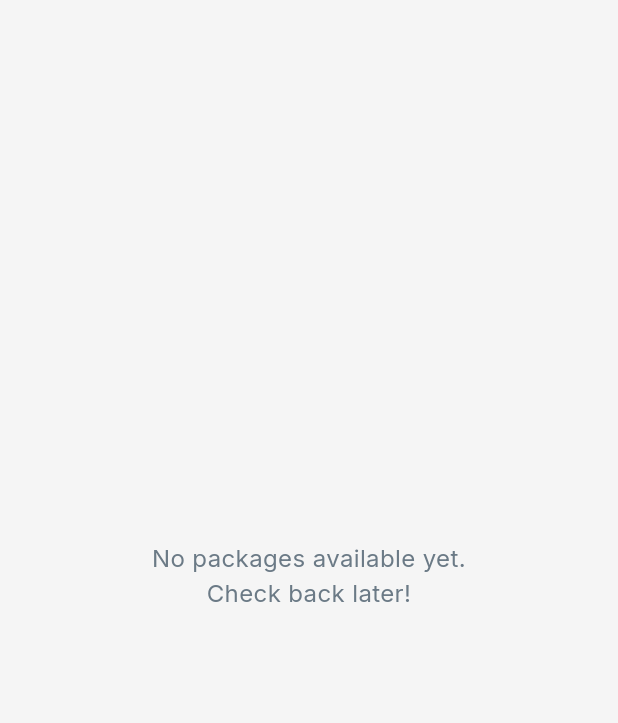
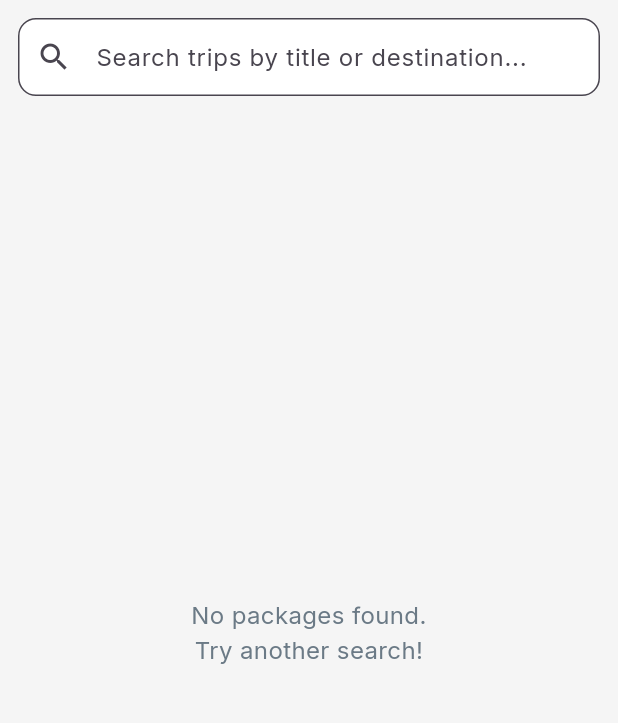
Before and after one commit to DeepPrajapati1580/tripmate, a Flutter app: the CustomerHome screen opened directly, on a phone screen of 412 x 824 dp, the part 84-807 px from its top. Run offline on Flutter 3.47's test engine with Material 3 defaults, Android fonts, the phone set to English and light mode, and no system bars; our stand-ins replace cloud_firestore, cloud_functions, firebase_auth, firebase_core, google_fonts; missing offline and left inert: razorpay_flutter; accounts and stored records are empty.

Commit message:
trip selection UI fixed

```diff
--- a/TRIPMATE/lib/models/trip_package.dart
+++ b/TRIPMATE/lib/models/trip_package.dart
@@ -10,7 +10,8 @@ class TripPackage {
   final DateTime endDate;
   final int price;          // store in INR as integer
   final int capacity;
-  final int bookedSeats;
+  final int bookedSeats;    // total count
+  final List<int> bookedSeatsList; // ✅ seat numbers
   final String createdBy;   // uid of agent
   final DateTime createdAt; // server time when created
   final String? imageUrl;
@@ -25,6 +26,7 @@ class TripPackage {
     required this.price,
     required this.capacity,
     required this.bookedSeats,
+    required this.bookedSeatsList, // ✅ new
     required this.createdBy,
     required this.createdAt,
     this.imageUrl,
@@ -42,6 +44,10 @@ class TripPackage {
       price: (d['price'] as num?)?.toInt() ?? 0,
       capacity: (d['capacity'] as num?)?.toInt() ?? 0,
       bookedSeats: (d['bookedSeats'] as num?)?.toInt() ?? 0,
+      bookedSeatsList: (d['bookedSeatsList'] as List?)
+          ?.map((e) => (e as num).toInt())
+          .toList() ??
+          [], // ✅ handle null safely
       createdBy: d['createdBy'] ?? '',
       createdAt: (d['createdAt'] as Timestamp?)?.toDate() ??
           DateTime.fromMillisecondsSinceEpoch(0),
@@ -59,6 +65,7 @@ class TripPackage {
       'price': price,
       'capacity': capacity,
       'bookedSeats': bookedSeats,
+      'bookedSeatsList': bookedSeatsList, // ✅ save list too
       'createdBy': createdBy,
       'createdAt': Timestamp.fromDate(createdAt),
       'imageUrl': imageUrl,
--- a/TRIPMATE/lib/screens/customer_home.dart
+++ b/TRIPMATE/lib/screens/customer_home.dart
@@ -4,9 +4,17 @@ import 'package:firebase_auth/firebase_auth.dart';
 import '../models/trip_package.dart';
 import '../services/trip_service.dart';
 import '../widgets/trip_card.dart';
+import 'trip_details_page.dart';
 
-class CustomerHome extends StatelessWidget {
+class CustomerHome extends StatefulWidget {
   const CustomerHome({super.key});
+
+  @override
+  State<CustomerHome> createState() => _CustomerHomeState();
+}
+
+class _CustomerHomeState extends State<CustomerHome> {
+  String _searchQuery = '';
 
   @override
   Widget build(BuildContext context) {
@@ -21,14 +29,35 @@ class CustomerHome extends StatelessWidget {
             icon: const Icon(Icons.logout),
             onPressed: () async {
               await FirebaseAuth.instance.signOut();
-              if (context.mounted) {
+              if (mounted) {
                 Navigator.of(context).pushReplacementNamed('/login');
               }
             },
           ),
         ],
       ),
-      body: StreamBuilder<List<TripPackage>>(
+      body: Column(
+        children: [
+          // 🔍 Search bar
+          Padding(
+            padding: const EdgeInsets.all(12.0),
+            child: TextField(
+              decoration: InputDecoration(
+                hintText: "Search trips by title or destination...",
+                prefixIcon: const Icon(Icons.search),
+                border: OutlineInputBorder(
+                  borderRadius: BorderRadius.circular(12),
+                ),
+              ),
+              onChanged: (value) {
+                setState(() => _searchQuery = value.toLowerCase());
+              },
+            ),
+          ),
+
+          // 🔹 StreamBuilder for trips
+          Expanded(
+            child: StreamBuilder<List<TripPackage>>(
               stream: TripService.streamAll(onlyUpcoming: true),
               builder: (_, snap) {
                 if (snap.connectionState == ConnectionState.waiting) {
@@ -47,11 +76,20 @@ class CustomerHome extends StatelessWidget {
                   );
                 }
 
-          final trips = snap.data ?? [];
+                var trips = snap.data ?? [];
+
+                // 🔍 Filter trips by search query
+                if (_searchQuery.isNotEmpty) {
+                  trips = trips.where((trip) {
+                    return trip.title.toLowerCase().contains(_searchQuery) ||
+                        trip.destination.toLowerCase().contains(_searchQuery);
+                  }).toList();
+                }
+
                 if (trips.isEmpty) {
                   return const Center(
                     child: Text(
-                'No packages available yet.\nCheck back later!',
+                      'No packages found.\nTry another search!',
                       textAlign: TextAlign.center,
                       style: TextStyle(fontSize: 16),
                     ),
@@ -72,9 +110,11 @@ class CustomerHome extends StatelessWidget {
                     return TripCard(
                       trip: trip,
                       onTap: () {
-                  // Later you can add TripDetailsPage navigation here
-                  ScaffoldMessenger.of(context).showSnackBar(
-                    SnackBar(content: Text('Clicked on ${trip.title}')),
+                        Navigator.push(
+                          context,
+                          MaterialPageRoute(
+                            builder: (_) => TripDetailsPage(trip: trip),
+                          ),
                         );
                       },
                     );
@@ -82,6 +122,9 @@ class CustomerHome extends StatelessWidget {
                 );
               },
             ),
+          ),
+        ],
+      ),
     );
   }
 }
```
Also changed, not shown: TRIPMATE/lib/screens/trip_booking_page.dart (+5 -4 lines), TRIPMATE/lib/screens/trip_details_page.dart (+91 -27 lines), TRIPMATE/lib/screens/trips/trip_list_page.dart (+14 -9 lines), TRIPMATE/lib/services/trip_service.dart (+51 -6 lines). Lines whose indentation alone changed are shown as unchanged.
